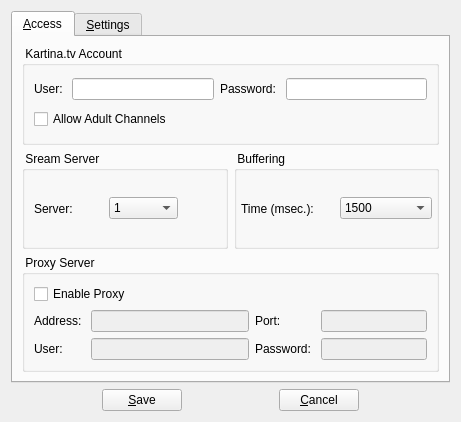
First picture: the form in vlc-record/csettingsdlg.ui, repository code-google-com/vlc-record, before the edit.
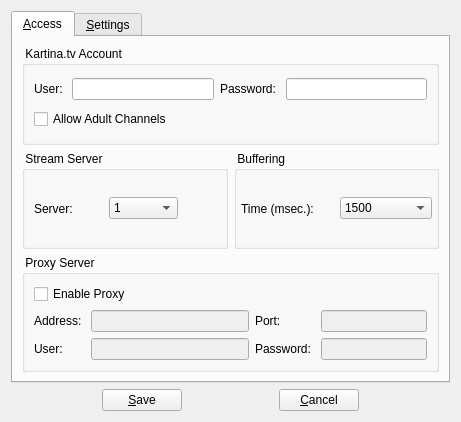
Second picture: the form after the edit. Icons and pictures are not drawn.

What changed in the file:
```diff
--- a/vlc-record/csettingsdlg.ui
+++ b/vlc-record/csettingsdlg.ui
@@ -70,7 +70,7 @@
        <item row="1" column="0">
         <widget class="QGroupBox" name="groupStreamServer">
          <property name="title">
-          <string> Sream Server </string>
+          <string> Stream Server </string>
          </property>
          <layout class="QHBoxLayout" name="horizontalLayout_2">
           <item>
```
